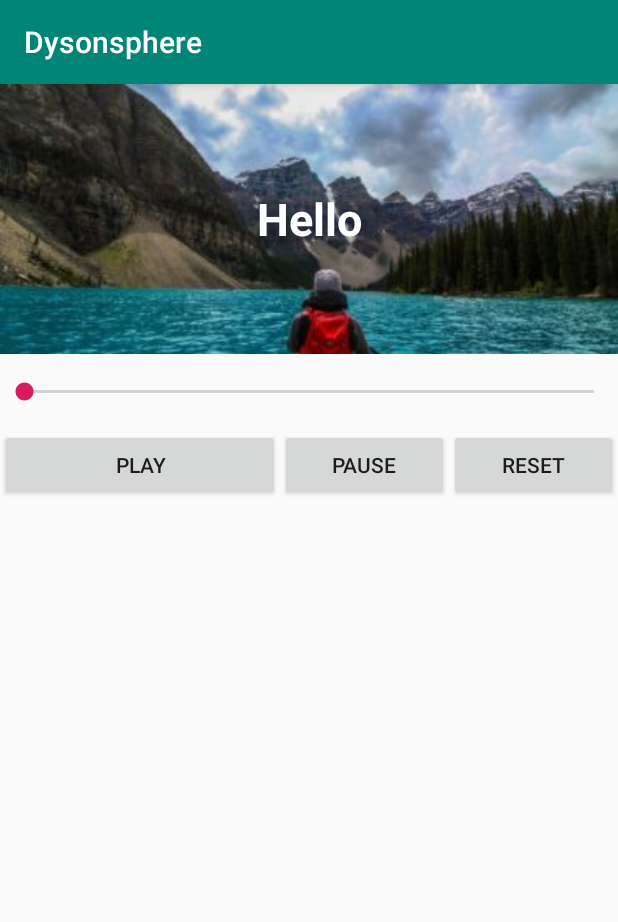
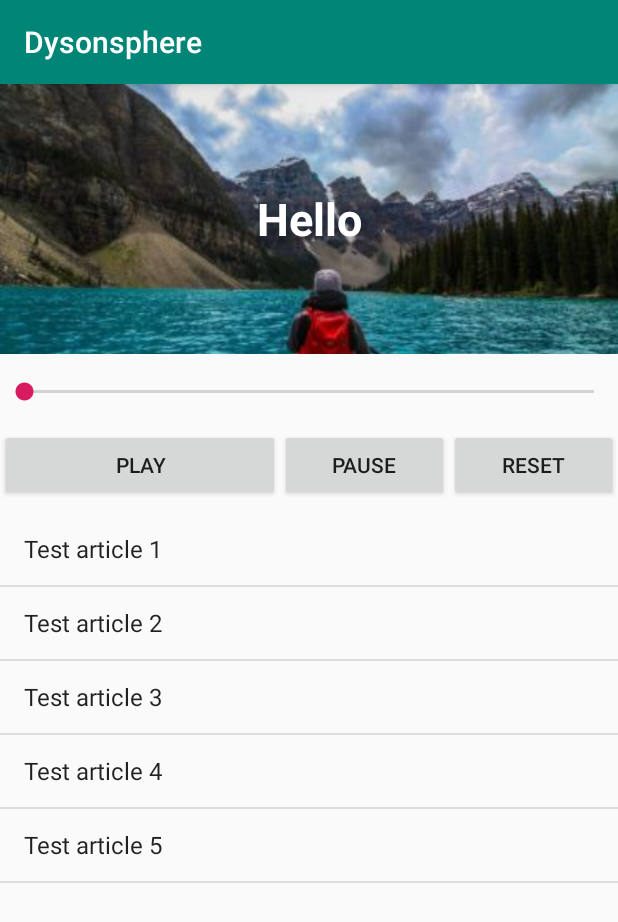
Before and after one commit to jajsmith/cbc-dysonsphere, an Android app: the screen it shows after launch (MainActivity), on a phone screen of 412 x 824 dp. Shown: the top 922 px of the screen. Run offline under Robolectric (Android 15) with nearby library versions, the phone set to English and light mode, and no system bars.

Commit message:
List works

```diff
--- a/android/app/src/main/java/com/example/dysonsphere/ListViewFragment.java
+++ b/android/app/src/main/java/com/example/dysonsphere/ListViewFragment.java
@@ -9,7 +9,8 @@ import android.widget.AdapterView;
 import android.widget.ArrayAdapter;
 import android.widget.Toast;
 
-public class ListViewFragment extends ListFragment implements AdapterView.OnItemClickListener {
+public class ListViewFragment extends ListFragment
+        implements AdapterView.OnItemClickListener {
 
     @Override
     public View onCreateView(LayoutInflater inflater,
@@ -22,8 +23,11 @@ public class ListViewFragment extends ListFragment implements AdapterView.OnItem
     public void onActivityCreated(Bundle savedInstanceState) {
         super.onActivityCreated(savedInstanceState);
 
+//        ArrayAdapter<String> adapter = new ArrayAdapter<String>(getActivity(),
+//                R.layout.list_item, R.id.article_title, R.array.ArticleTitles);
+
         ArrayAdapter adapter = ArrayAdapter.createFromResource(getActivity(),
-                R.array.ArticleTitles, R.layout.list_item);
+                R.array.ArticleTitles, android.R.layout.simple_list_item_1);
 
         setListAdapter(adapter);
         getListView().setOnItemClickListener(this);
--- a/android/app/src/main/res/layout/main_layout.xml
+++ b/android/app/src/main/res/layout/main_layout.xml
@@ -71,10 +71,9 @@
             android:text="Reset"/>
     </LinearLayout>
 
-    <FrameLayout android:id="@+id/details"
-        android:layout_weight="1"
+    <fragment class="com.example.dysonsphere.ListViewFragment"
+        android:id="@+id/header" android:layout_weight="1"
         android:layout_width="match_parent"
-        android:layout_height="match_parent"
-        android:background="?android:attr/detailsElementBackground" />
+        android:layout_height="wrap_content" />
 
 </LinearLayout>
```
